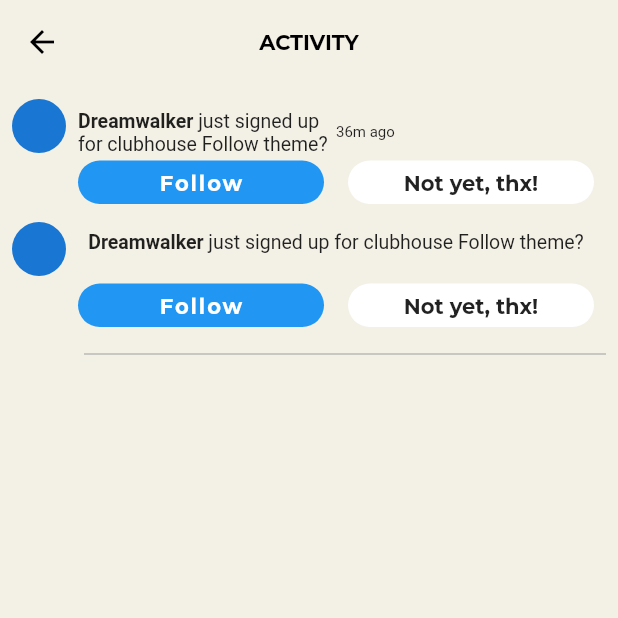
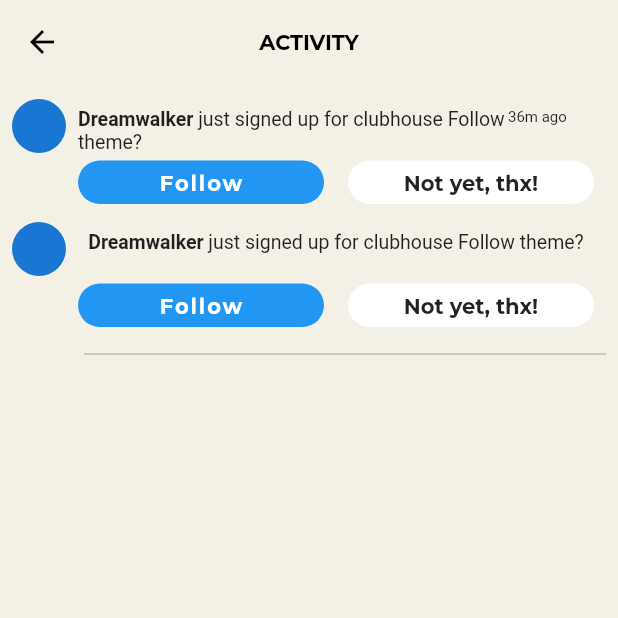
Before and after one commit to JAICHANGPARK/flutter_notebook_11th_story, a Flutter app: the NotificationPage screen opened directly, on a phone screen of 412 x 824 dp, the top half of it. Run offline on Flutter 3.47's test engine with Material 2 defaults, Android fonts, the phone set to English and light mode, and no system bars; our stand-ins replace backdrop, badges, flutter_inner_drawer, flutter_slidable, google_fonts.

Commit message:
Update notification_page.dart

```diff
--- a/lib/ep701_clubhouse/ui/notification_page.dart
+++ b/lib/ep701_clubhouse/ui/notification_page.dart
@@ -44,8 +44,10 @@ class _NotificationPageState extends State<NotificationPage> {
                               children: [
                                 Expanded(
                                   child: Row(
+                                    crossAxisAlignment: CrossAxisAlignment.start,
                                     children: [
                                       Expanded(
+                                        flex:10,
                                         child: Text.rich(TextSpan(
                                           children: [
                                             TextSpan(
@@ -64,7 +66,9 @@ class _NotificationPageState extends State<NotificationPage> {
                                           ]
                                         )),
                                       ),
-                                      Expanded(child: Text("36m ago",style: TextStyle(
+                                      Expanded(
+                                          flex: 2,
+                                          child: Text("36m ago",style: TextStyle(
                                         fontSize: 10
                                       ),))
                                     ],
```
